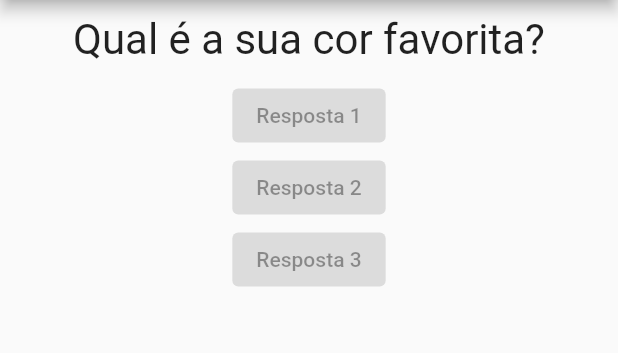
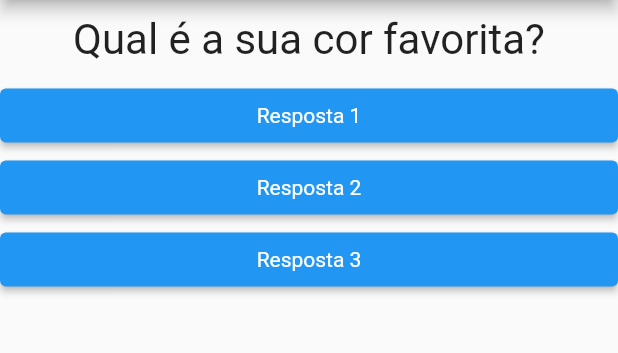
Before and after one commit to rafaelrsanches/cursos_flutter, a Flutter app: the screen it shows after launch, on a phone screen of 412 x 824 dp, the part 84-437 px from its top. Run offline on Flutter 3.47's test engine with Material 2 defaults, Android fonts, the phone set to English and light mode, and no system bars.

Commit message:
Passando Função Callback

```diff
--- a/curso_flutter/projeto_perguntas/lib/main.dart
+++ b/curso_flutter/projeto_perguntas/lib/main.dart
@@ -12,7 +12,6 @@ class _perguntaAppState extends State<PerguntaApp> {
     setState(() {
       _perguntaSelecionada++;
     });
-    print(_perguntaSelecionada);
   }
 
   final List<String> perguntas = [
@@ -30,9 +29,9 @@ class _perguntaAppState extends State<PerguntaApp> {
           body: Column(
             children: [
               Questao(perguntas[_perguntaSelecionada]),
-              Resposta("Resposta 1"),
-              Resposta("Resposta 2"),
-              Resposta("Resposta 3"),
+              Resposta("Resposta 1", _responder),
+              Resposta("Resposta 2", _responder),
+              Resposta("Resposta 3", _responder),
             ],
           ),
         ),
--- a/curso_flutter/projeto_perguntas/lib/resposta.dart
+++ b/curso_flutter/projeto_perguntas/lib/resposta.dart
@@ -5,14 +5,21 @@ import 'package:flutter/material.dart';
 
 class Resposta extends StatelessWidget {
   final String texto;
+  final void Function() quandoSelecionado;
 
-  Resposta(this.texto);
+  Resposta(this.texto, this.quandoSelecionado);
 
   @override
   Widget build(BuildContext context) {
-    return ElevatedButton(
-      child: Text(texto),
-      onPressed: null,
+    return Container(
+      width: double.infinity,
+      child: ElevatedButton(
+        style: ElevatedButton.styleFrom(
+            primary: Colors.blue,
+            textStyle: TextStyle(color: Colors.amberAccent)),
+        onPressed: quandoSelecionado,
+        child: Text(texto),
+      ),
     );
   }
 }
```
